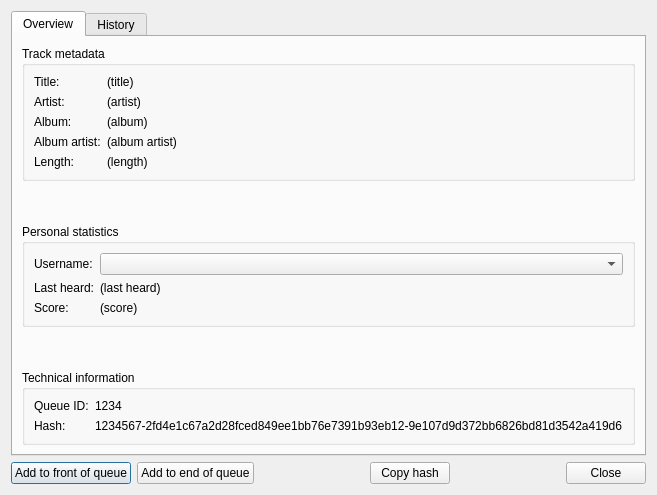
Above: src/desktop-remote/trackinfodialog.ui from hyperquantum/PMP before the change. Below: the same form after it.
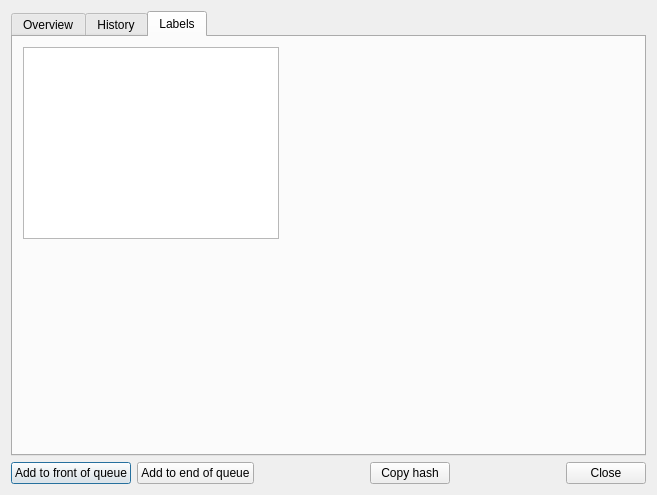
That is the form after the change. The open tabs and pages were chosen to show the change.

Commit message:
Track info dialog: add "Labels" tab page
The new tab page displays a list of the labels that are associated with
the track. Adding or removing labels is not yet supported.

Note: the list is not updated yet when labels are added or removed
by another client.

```diff
--- a/src/desktop-remote/trackinfodialog.ui
+++ b/src/desktop-remote/trackinfodialog.ui
@@ -311,6 +311,21 @@
        </item>
       </layout>
      </widget>
+     <widget class="QWidget" name="labelsTab">
+      <attribute name="title">
+       <string>Labels</string>
+      </attribute>
+      <widget class="QListWidget" name="labelsListWidget">
+       <property name="geometry">
+        <rect>
+         <x>10</x>
+         <y>10</y>
+         <width>256</width>
+         <height>192</height>
+        </rect>
+       </property>
+      </widget>
+     </widget>
     </widget>
    </item>
    <item>
```
The commit also changes 6 other files.
